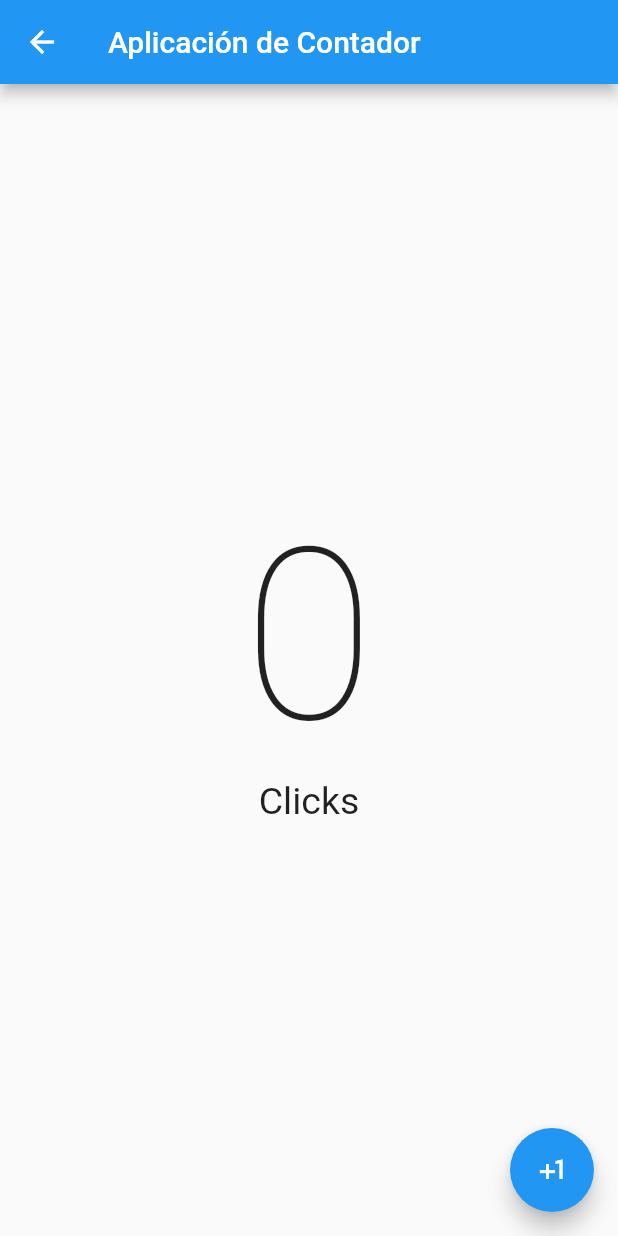
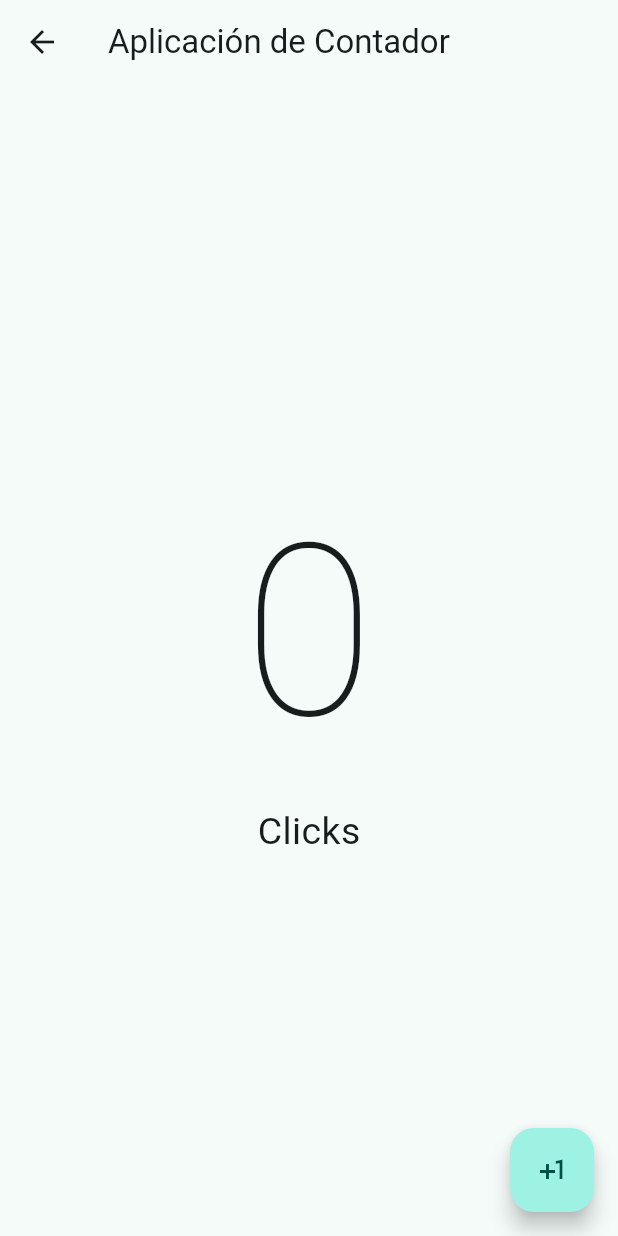
Before and after one commit to FranzFlores/flutter_fundamentals, a Flutter app: the CounterScreen screen opened directly, on a phone screen of 412 x 824 dp. Run offline on Flutter 3.47's test engine with Material 2 defaults, Android fonts, the phone set to English and light mode, and no system bars; our stand-ins replace animate_do, dio, video_player.

```diff
--- /dev/null
+++ b/widgets/lib/config/theme/app_theme.dart
@@ -0,0 +1,26 @@
+import 'package:flutter/material.dart';
+
+const colorList = <Color>[
+  Colors.blue,
+  Colors.teal,
+  Colors.green,
+  Colors.red,
+  Colors.purple,
+  Colors.deepOrange
+];
+
+class AppTheme {
+  final int selectedColor;
+
+  AppTheme({this.selectedColor = 0}) :
+  assert(selectedColor >= 0, 'El color debe ser mayor a cero'),
+  assert(selectedColor < colorList.length, 'El color debe estar entre 0 y ${colorList.length}');
+
+  ThemeData getTheme() => ThemeData(
+    useMaterial3: true,
+    colorSchemeSeed: colorList[selectedColor],
+    appBarTheme: const AppBarTheme(
+      centerTitle: false
+    )
+  );
+}
```
Also changed, not shown: widgets/lib/config/menu/menu_items.dart (added, +32 -0 lines), widgets/lib/main.dart (+5 -99 lines), widgets/lib/presentation/screens/home/home_screen.dart (added, +16 -0 lines).
